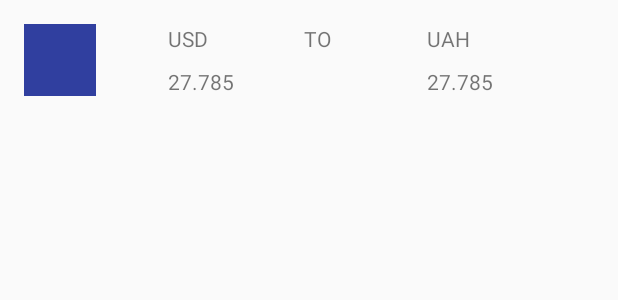
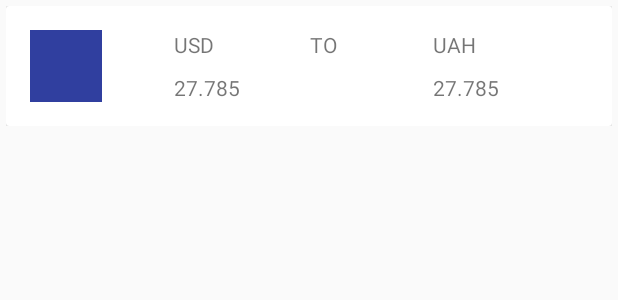
Before and after one commit to YGromyk/Currencies, an Android app: the layout valute_currency_item.xml on its own in the app's theme, with its tools: preview values and no code run, on a phone screen of 412 x 824 dp. Shown: the top 300 px of the screen. Run offline under Robolectric (Android 15) with nearby library versions, the phone set to English and light mode, and no system bars.

Commit message:
add some

```diff
--- a/app/build.gradle
+++ b/app/build.gradle
@@ -31,6 +31,7 @@ dependencies {
     implementation 'com.google.code.gson:gson:2.8.2'
     implementation 'com.squareup.retrofit2:converter-gson:2.2.0'
     implementation 'com.android.support:recyclerview-v7:27.1.1'
-
+    implementation 'com.squareup.picasso:picasso:2.71828'
+    implementation 'com.android.support:cardview-v7:21.0.+'
 
 }
--- a/app/src/main/java/com/example/fepeprog/currencies/APIs/CountriesREST.java
+++ b/app/src/main/java/com/example/fepeprog/currencies/APIs/CountriesREST.java
@@ -1,4 +1,7 @@
 package com.example.fepeprog.currencies.APIs;
 
+import retrofit2.http.GET;
+
 public interface CountriesREST {
+   // @GET()
 }
--- a/app/src/main/res/layout/valute_currency_item.xml
+++ b/app/src/main/res/layout/valute_currency_item.xml
@@ -1,57 +1,75 @@
 <?xml version="1.0" encoding="utf-8"?>
-<RelativeLayout
-    xmlns:android="http://schemas.android.com/apk/res/android"
+
+
+<RelativeLayout xmlns:android="http://schemas.android.com/apk/res/android"
+    android:layout_width="match_parent"
+    android:layout_height="wrap_content"
+    android:layout_margin="4dp">
+
+    <android.support.v7.widget.CardView xmlns:android="http://schemas.android.com/apk/res/android"
+        xmlns:card_view="http://schemas.android.com/apk/res-auto"
         android:layout_width="match_parent"
         android:layout_height="wrap_content">
+
+        <RelativeLayout
+            android:layout_width="match_parent"
+            android:layout_height="match_parent">
+
             <ImageView
                 android:id="@+id/valute_logo"
                 android:layout_width="48dp"
                 android:layout_height="48dp"
                 android:layout_margin="16dp"
-        android:src="@color/colorPrimaryDark"/>
+                android:src="@color/colorPrimaryDark" />
+
             <TextView
                 android:id="@+id/base_valute"
                 android:layout_width="wrap_content"
                 android:layout_height="wrap_content"
+                android:layout_alignTop="@id/valute_logo"
+                android:layout_marginEnd="32dp"
+                android:layout_marginStart="32dp"
                 android:layout_toEndOf="@id/valute_logo"
-        android:layout_alignTop="@id/valute_logo"
-        android:text="USD"
-        android:layout_marginEnd="32dp"
-        android:layout_marginStart="32dp"/>
+                android:text="USD" />
 
             <TextView
                 android:id="@+id/to"
                 android:layout_width="wrap_content"
                 android:layout_height="wrap_content"
+                android:layout_alignTop="@id/valute_logo"
+                android:layout_marginEnd="32dp"
+                android:layout_marginStart="32dp"
                 android:layout_toEndOf="@id/base_valute"
-        android:layout_alignTop="@id/valute_logo"
-        android:text="TO"
-        android:layout_marginEnd="32dp"
-        android:layout_marginStart="32dp"/>
+                android:text="TO" />
+
             <TextView
                 android:id="@+id/second_valute"
                 android:layout_width="wrap_content"
                 android:layout_height="wrap_content"
+                android:layout_alignTop="@id/valute_logo"
+                android:layout_marginEnd="32dp"
+                android:layout_marginStart="32dp"
                 android:layout_toEndOf="@id/to"
-        android:layout_alignTop="@id/valute_logo"
-        android:text="UAH"
-        android:layout_marginEnd="32dp"
-        android:layout_marginStart="32dp"/>
+                android:text="UAH" />
+
             <TextView
                 android:id="@+id/buy_price"
                 android:layout_width="wrap_content"
                 android:layout_height="wrap_content"
+                android:layout_alignBottom="@id/valute_logo"
+                android:layout_marginEnd="32dp"
+                android:layout_marginStart="32dp"
                 android:layout_toEndOf="@id/valute_logo"
-        android:layout_alignBottom="@id/valute_logo"
-        android:text="27.785"
-        android:layout_marginEnd="32dp"
-        android:layout_marginStart="32dp"/>
+                android:text="27.785" />
+
             <TextView
                 android:id="@+id/sell_price"
                 android:layout_width="wrap_content"
                 android:layout_height="wrap_content"
-        android:layout_toEndOf="@id/buy_price"
                 android:layout_alignBottom="@id/valute_logo"
                 android:layout_alignStart="@+id/second_valute"
+                android:layout_toEndOf="@id/buy_price"
                 android:text="27.785" />
         </RelativeLayout>
+    </android.support.v7.widget.CardView>
+</RelativeLayout>
```
Also changed, not shown: app/src/main/java/com/example/fepeprog/currencies/AdapterCurrency.java (+28 -9 lines). Lines whose indentation alone changed are shown as unchanged.
